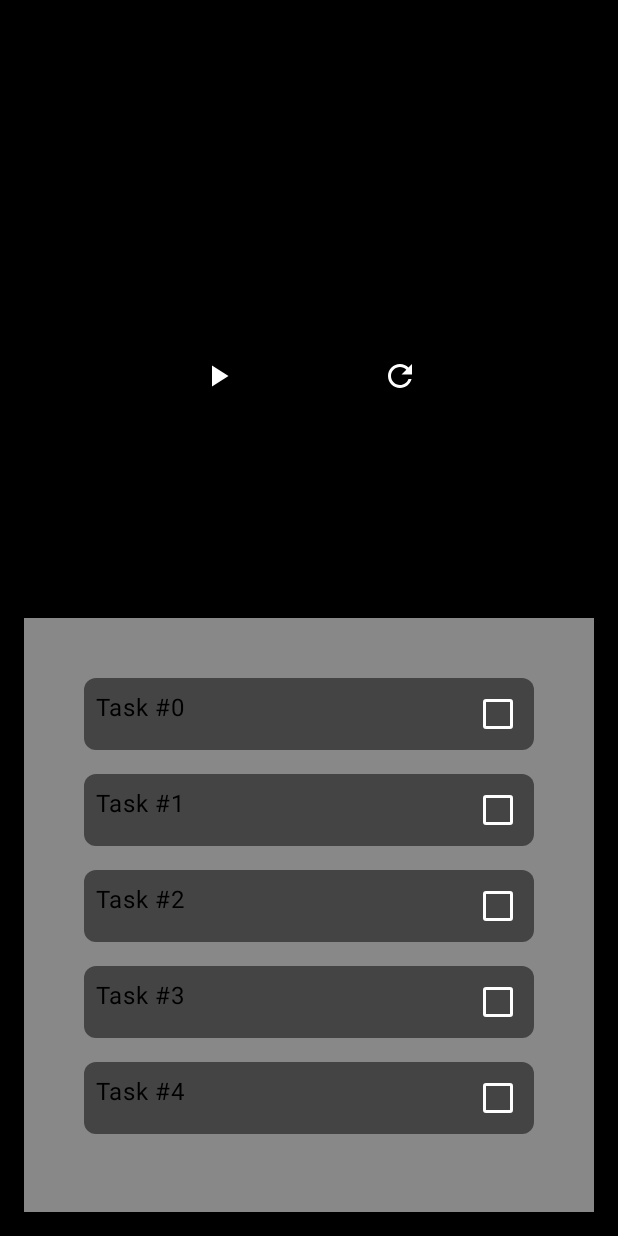
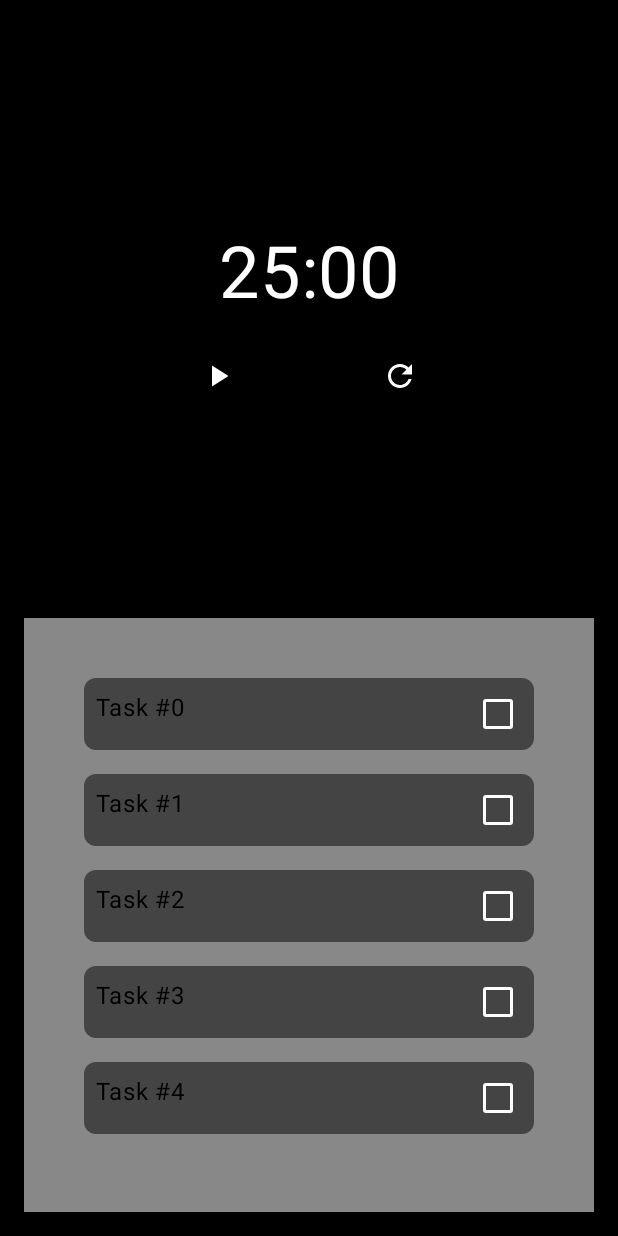
Before and after one commit to MaximilianKellner/moco-promodoro-team-21, an Android app built with Jetpack Compose: the screen it shows after launch (MainActivity), on a phone screen of 412 x 824 dp. Run offline under Robolectric (Android 15) with nearby library versions, the phone set to English and light mode, and no system bars.

Commit message:
Änderung Timer

```diff
--- a/app/src/main/java/com/example/promodoro_team_21/frontend/timerPage.kt
+++ b/app/src/main/java/com/example/promodoro_team_21/frontend/timerPage.kt
@@ -62,7 +62,7 @@ fun Timer(
         Text(
             text = String.format("%02d:%02d", minutes, seconds),
             fontSize = 48.sp,
-            color = MaterialTheme.colorScheme.onPrimary
+            color = MaterialTheme.colorScheme.primary
         )
         Spacer(modifier = Modifier.height(15.dp))
         Row(
```
